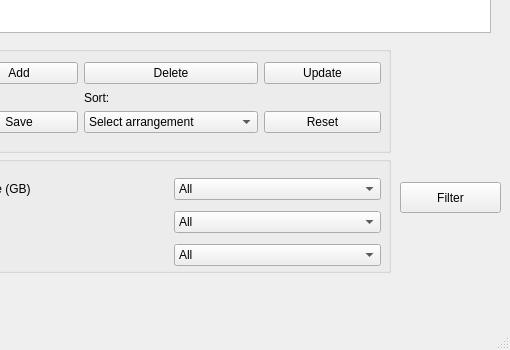
Old version of the form 23AD11044_LeVanNhan/mainwindow.ui in the repository leva25012005/Final-Project-DSA; both pictures show x 450 to 960 and y 328 to 678 of the 960 by 678 pixel window.
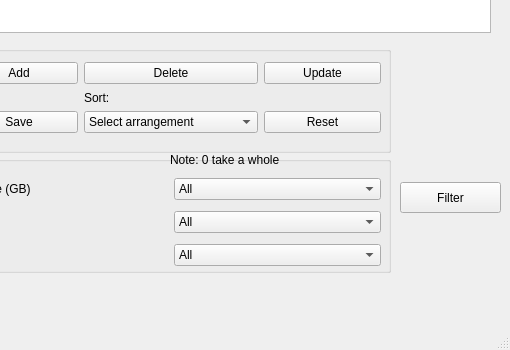
New version of the form.

```diff
--- a/23AD11044_LeVanNhan/mainwindow.ui
+++ b/23AD11044_LeVanNhan/mainwindow.ui
@@ -553,6 +553,19 @@
       </item>
      </layout>
     </widget>
+    <widget class="QLabel" name="label">
+     <property name="geometry">
+      <rect>
+       <x>220</x>
+       <y>10</y>
+       <width>141</width>
+       <height>16</height>
+      </rect>
+     </property>
+     <property name="text">
+      <string>Note: 0 take a whole</string>
+     </property>
+    </widget>
    </widget>
    <widget class="QPushButton" name="btnFilter">
     <property name="geometry">
```
